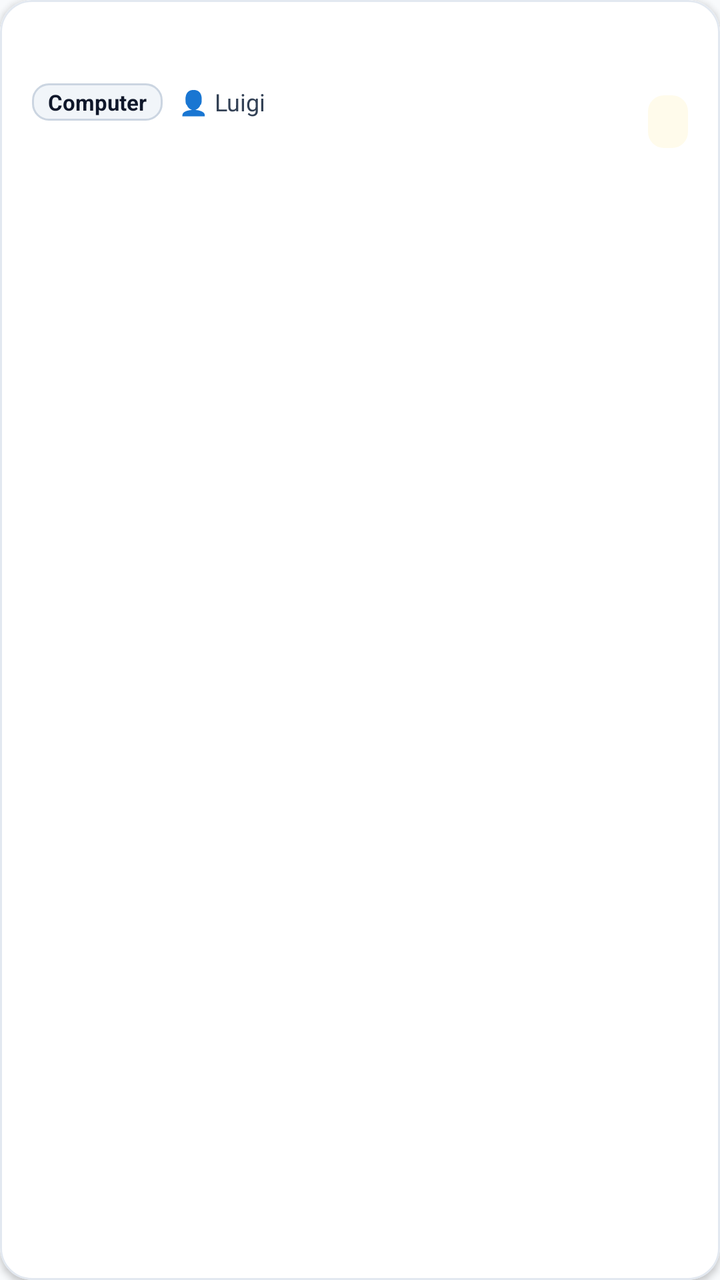
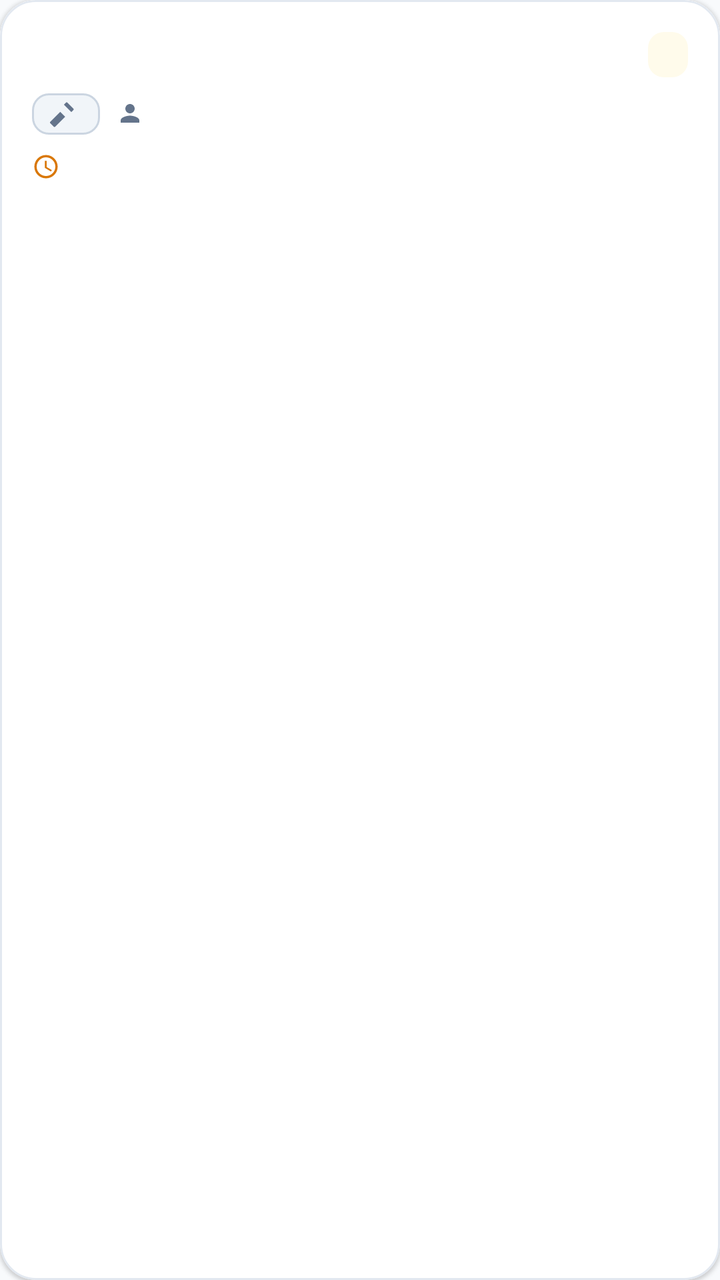

Before-and-after screenshots of an Android layout around one commit, followed by the original layout XML and the change that was made.
<!-- AndroidManifest.xml: application theme Theme.TechInterventionApp -->
<!-- res/layout/item_intervention.xml -->
<?xml version="1.0" encoding="utf-8"?>
<com.google.android.material.card.MaterialCardView
    xmlns:android="http://schemas.android.com/apk/res/android"
    xmlns:app="http://schemas.android.com/apk/res-auto"
    android:layout_width="match_parent"
    android:layout_height="wrap_content"
    android:layout_marginHorizontal="12dp"
    android:layout_marginVertical="6dp"
    app:cardCornerRadius="16dp"
    app:cardElevation="2dp"
    app:strokeColor="@color/border_subtle"
    app:strokeWidth="1dp">

    <androidx.constraintlayout.widget.ConstraintLayout
        android:layout_width="match_parent"
        android:layout_height="wrap_content"
        android:background="@color/surface"
        android:padding="16dp">

        <TextView
            android:id="@+id/tv_client_name"
            android:layout_width="0dp"
            android:layout_height="wrap_content"
            android:textSize="16sp"
            android:textStyle="bold"
            android:textColor="@color/text_primary"
            app:layout_constraintTop_toTopOf="parent"
            app:layout_constraintStart_toStartOf="parent"
            app:layout_constraintEnd_toStartOf="@id/tv_status" />

        <LinearLayout
            android:id="@+id/layout_tags"
            android:layout_width="0dp"
            android:layout_height="wrap_content"
            android:orientation="horizontal"
            android:gravity="center_vertical"
            android:layout_marginTop="4dp"
            app:layout_constraintTop_toBottomOf="@id/tv_client_name"
            app:layout_constraintStart_toStartOf="parent"
            app:layout_constraintEnd_toStartOf="@id/tv_status">

            <TextView
                android:id="@+id/tv_department"
                android:layout_width="wrap_content"
                android:layout_height="wrap_content"
                android:background="@drawable/bg_badge_department"
                android:paddingHorizontal="8dp"
                android:paddingVertical="2dp"
                android:textSize="11sp"
                android:textStyle="bold"
                android:textColor="@color/text_primary"
                android:text="Computer" />

            <TextView
                android:id="@+id/tv_assigned_to"
                android:layout_width="wrap_content"
                android:layout_height="wrap_content"
                android:textSize="12sp"
                android:textColor="@color/text_secondary"
                android:layout_marginStart="8dp"
                android:text="👤 Luigi" />
        </LinearLayout>

        <TextView
            android:id="@+id/tv_date"
            android:layout_width="0dp"
            android:layout_height="wrap_content"
            android:textSize="13sp"
            android:textStyle="bold"
            android:textColor="@color/secondary"
            android:layout_marginTop="4dp"
            app:layout_constraintTop_toBottomOf="@id/layout_tags"
            app:layout_constraintStart_toStartOf="parent"
            app:layout_constraintEnd_toStartOf="@id/tv_status" />

        <TextView
            android:id="@+id/tv_description"
            android:layout_width="0dp"
            android:layout_height="wrap_content"
            android:textSize="13sp"
            android:textColor="@color/text_secondary"
            android:layout_marginTop="6dp"
            android:maxLines="2"
            android:ellipsize="end"
            app:layout_constraintTop_toBottomOf="@id/tv_date"
            app:layout_constraintStart_toStartOf="parent"
            app:layout_constraintEnd_toStartOf="@id/tv_status"
            app:layout_constraintBottom_toBottomOf="parent" />

        <TextView
            android:id="@+id/tv_status"
            android:layout_width="wrap_content"
            android:layout_height="wrap_content"
            android:textSize="12sp"
            android:textStyle="bold"
            android:paddingHorizontal="10dp"
            android:paddingVertical="5dp"
            android:background="@drawable/badge_status_open"
            android:textColor="@color/badge_open_text"
            app:layout_constraintTop_toTopOf="parent"
            app:layout_constraintBottom_toBottomOf="parent"
            app:layout_constraintEnd_toEndOf="parent" />

    </androidx.constraintlayout.widget.ConstraintLayout>
</com.google.android.material.card.MaterialCardView>
<!-- resources referenced by this layout -->
<resources>
  <color name="badge_open_text">#B45309</color>
  <color name="border_subtle">#E2E8F0</color>
  <color name="secondary">#D97706</color>
  <color name="surface">#FFFFFF</color>
  <color name="text_primary">#0F172A</color>
  <color name="text_secondary">#334155</color>
  <!-- drawable badge_status_open (drawable) -->
  <?xml version="1.0" encoding="utf-8"?>
  <shape xmlns:android="http://schemas.android.com/apk/res/android"
      android:shape="rectangle">
      <corners android:radius="8dp" />
      <solid android:color="@color/badge_open_bg" />
      <padding
          android:left="10dp"
          android:right="10dp"
          android:top="4dp"
          android:bottom="4dp" />
  </shape>
  <!-- drawable bg_badge_department (drawable) -->
  <?xml version="1.0" encoding="utf-8"?>
  <shape xmlns:android="http://schemas.android.com/apk/res/android"
      android:shape="rectangle">
      <solid android:color="#F1F5F9" />
      <corners android:radius="8dp" />
      <stroke android:width="1dp" android:color="#CBD5E1" />
  </shape>
  <color name="badge_open_bg">#FFFBEB</color>
  <color name="primary">#1E40AF</color>
  <color name="primary_variant">#172554</color>
  <color name="white">#FFFFFF</color>
  <color name="secondary_variant">#B45309</color>
  <color name="error">#DC2626</color>
  <color name="background">#F8FAFC</color>
  <color name="text_muted">#64748B</color>
  <style name="Widget.App.TextInputLayout" parent="Widget.MaterialComponents.TextInputLayout.OutlinedBox">
          <item name="boxStrokeColor">@color/primary</item>
          <item name="boxStrokeWidth">1.5dp</item>
          <item name="boxCornerRadiusTopStart">12dp</item>
          <item name="boxCornerRadiusTopEnd">12dp</item>
          <item name="boxCornerRadiusBottomStart">12dp</item>
          <item name="boxCornerRadiusBottomEnd">12dp</item>
          <item name="hintTextColor">@color/primary</item>
          <item name="android:textColorHint">@color/text_muted</item>
      </style>
  <!-- unchanged entries left out for length: 1 -->
</resources>

<!-- the commit's change to res/layout/item_intervention.xml (unified diff, before → after) -->
@@ -6,100 +6,139 @@
     android:layout_height="wrap_content"
     android:layout_marginHorizontal="12dp"
     android:layout_marginVertical="6dp"
-    app:cardCornerRadius="16dp"
-    app:cardElevation="2dp"
+    app:cardCornerRadius="18dp"
+    app:cardElevation="1dp"
     app:strokeColor="@color/border_subtle"
     app:strokeWidth="1dp">
 
-    <androidx.constraintlayout.widget.ConstraintLayout
+    <LinearLayout
         android:layout_width="match_parent"
         android:layout_height="wrap_content"
+        android:orientation="vertical"
         android:background="@color/surface"
         android:padding="16dp">
 
-        <TextView
-            android:id="@+id/tv_client_name"
-            android:layout_width="0dp"
+        
+        <LinearLayout
+            android:layout_width="match_parent"
             android:layout_height="wrap_content"
-            android:textSize="16sp"
-            android:textStyle="bold"
-            android:textColor="@color/text_primary"
-            app:layout_constraintTop_toTopOf="parent"
-            app:layout_constraintStart_toStartOf="parent"
-            app:layout_constraintEnd_toStartOf="@id/tv_status" />
+            android:orientation="horizontal"
+            android:gravity="center_vertical">
 
+            <TextView
+                android:id="@+id/tv_client_name"
+                android:layout_width="0dp"
+                android:layout_height="wrap_content"
+                android:layout_weight="1"
+                android:textSize="16sp"
+                android:textStyle="bold"
+                android:textColor="@color/text_primary" />
+
+            <TextView
+                android:id="@+id/tv_status"
+                android:layout_width="wrap_content"
+                android:layout_height="wrap_content"
+                android:textSize="11sp"
+                android:textStyle="bold"
+                android:paddingHorizontal="10dp"
+                android:paddingVertical="4dp"
+                android:background="@drawable/badge_status_open"
+                android:textColor="@color/badge_open_text" />
+        </LinearLayout>
+
+        
         <LinearLayout
             android:id="@+id/layout_tags"
-            android:layout_width="0dp"
+            android:layout_width="match_parent"
             android:layout_height="wrap_content"
             android:orientation="horizontal"
             android:gravity="center_vertical"
-            android:layout_marginTop="4dp"
-            app:layout_constraintTop_toBottomOf="@id/tv_client_name"
-            app:layout_constraintStart_toStartOf="parent"
-            app:layout_constraintEnd_toStartOf="@id/tv_status">
+            android:layout_marginTop="8dp">
+
+            
+            <LinearLayout
+                android:layout_width="wrap_content"
+                android:layout_height="wrap_content"
+                android:orientation="horizontal"
+                android:gravity="center_vertical"
+                android:background="@drawable/bg_badge_department"
+                android:paddingHorizontal="8dp"
+                android:paddingVertical="3dp">
+
+                <ImageView
+                    android:id="@+id/iv_dept_icon"
+                    android:layout_width="14dp"
+                    android:layout_height="14dp"
+                    android:src="@drawable/ic_dept_tools" />
+
+                <TextView
+                    android:id="@+id/tv_department"
+                    android:layout_width="wrap_content"
+                    android:layout_height="wrap_content"
+                    android:layout_marginStart="4dp"
+                    android:textSize="11sp"
+                    android:textStyle="bold"
+                    android:textColor="@color/text_primary" />
+            </LinearLayout>
+
+            
+            <LinearLayout
+                android:layout_width="wrap_content"
+                android:layout_height="wrap_content"
+                android:orientation="horizontal"
+                android:gravity="center_vertical"
+                android:layout_marginStart="8dp">
+
+                <ImageView
+                    android:layout_width="14dp"
+                    android:layout_height="14dp"
+                    android:src="@drawable/ic_person_badge"
+                    app:tint="@color/text_muted" />
+
+                <TextView
+                    android:id="@+id/tv_assigned_to"
+                    android:layout_width="wrap_content"
+                    android:layout_height="wrap_content"
+                    android:layout_marginStart="4dp"
+                    android:textSize="12sp"
+                    android:textColor="@color/text_secondary" />
+            </LinearLayout>
+        </LinearLayout>
+
+        
+        <LinearLayout
+            android:layout_width="match_parent"
+            android:layout_height="wrap_content"
+            android:orientation="horizontal"
+            android:gravity="center_vertical"
+            android:layout_marginTop="8dp">
+
+            <ImageView
+                android:layout_width="14dp"
+                android:layout_height="14dp"
+                android:src="@drawable/ic_time_clock"
+                app:tint="@color/secondary" />
 
             <TextView
-                android:id="@+id/tv_department"
+                android:id="@+id/tv_date"
                 android:layout_width="wrap_content"
                 android:layout_height="wrap_content"
-                android:background="@drawable/bg_badge_department"
-                android:paddingHorizontal="8dp"
-                android:paddingVertical="2dp"
-                android:textSize="11sp"
+                android:layout_marginStart="4dp"
+                android:textSize="12sp"
                 android:textStyle="bold"
-                android:textColor="@color/text_primary"
-                android:text="Computer" />
-
-            <TextView
-                android:id="@+id/tv_assigned_to"
-                android:layout_width="wrap_content"
-                android:layout_height="wrap_content"
-                android:textSize="12sp"
-                android:textColor="@color/text_secondary"
-                android:layout_marginStart="8dp"
-                android:text="👤 Luigi" />
+                android:textColor="@color/secondary" />
         </LinearLayout>
 
-        <TextView
-            android:id="@+id/tv_date"
-            android:layout_width="0dp"
-            android:layout_height="wrap_content"
-            android:textSize="13sp"
-            android:textStyle="bold"
-            android:textColor="@color/secondary"
-            android:layout_marginTop="4dp"
-            app:layout_constraintTop_toBottomOf="@id/layout_tags"
-            app:layout_constraintStart_toStartOf="parent"
-            app:layout_constraintEnd_toStartOf="@id/tv_status" />
-
+        
         <TextView
             android:id="@+id/tv_description"
-            android:layout_width="0dp"
+            android:layout_width="match_parent"
             android:layout_height="wrap_content"
             android:textSize="13sp"
             android:textColor="@color/text_secondary"
             android:layout_marginTop="6dp"
             android:maxLines="2"
-            android:ellipsize="end"
-            app:layout_constraintTop_toBottomOf="@id/tv_date"
-            app:layout_constraintStart_toStartOf="parent"
-            app:layout_constraintEnd_toStartOf="@id/tv_status"
-            app:layout_constraintBottom_toBottomOf="parent" />
+            android:ellipsize="end" />
 
-        <TextView
-            android:id="@+id/tv_status"
-            android:layout_width="wrap_content"
-            android:layout_height="wrap_content"
-            android:textSize="12sp"
-            android:textStyle="bold"
-            android:paddingHorizontal="10dp"
-            android:paddingVertical="5dp"
-            android:background="@drawable/badge_status_open"
-            android:textColor="@color/badge_open_text"
-            app:layout_constraintTop_toTopOf="parent"
-            app:layout_constraintBottom_toBottomOf="parent"
-            app:layout_constraintEnd_toEndOf="parent" />
-
-    </androidx.constraintlayout.widget.ConstraintLayout>
+    </LinearLayout>
 </com.google.android.material.card.MaterialCardView>
<!-- resource entries referenced after the edit -->
@@ -26,6 +26,36 @@
       <corners android:radius="8dp" />
       <stroke android:width="1dp" android:color="#CBD5E1" />
   </shape>
+  <!-- drawable ic_dept_tools (drawable) -->
+  <vector xmlns:android="http://schemas.android.com/apk/res/android"
+      android:width="24dp"
+      android:height="24dp"
+      android:viewportWidth="24"
+      android:viewportHeight="24">
+    <path
+        android:fillColor="#FF64748B"
+        android:pathData="M21.71,7.29l-5,-5c-0.39,-0.39 -1.02,-0.39 -1.41,0L13.59,4.01L19.99,10.41l1.72,-1.72c0.39,-0.38 0.39,-1.01 0,-1.4zM2,18.59l8.48,-8.48 4.24,4.24L6.24,22.83c-0.39,0.39 -1.02,0.39 -1.41,0L2,20c-0.39,-0.39 -0.39,-1.02 0,-1.41z"/>
+  </vector>
+  <!-- drawable ic_person_badge (drawable) -->
+  <vector xmlns:android="http://schemas.android.com/apk/res/android"
+      android:width="24dp"
+      android:height="24dp"
+      android:viewportWidth="24"
+      android:viewportHeight="24">
+    <path
+        android:fillColor="#FF64748B"
+        android:pathData="M12,12c2.21,0 4,-1.79 4,-4s-1.79,-4 -4,-4 -4,1.79 -4,4 1.79,4 4,4zm0,2c-2.67,0 -8,1.34 -8,4v2h16v-2c0,-2.66 -5.33,-4 -8,-4z"/>
+  </vector>
+  <!-- drawable ic_time_clock (drawable) -->
+  <vector xmlns:android="http://schemas.android.com/apk/res/android"
+      android:width="24dp"
+      android:height="24dp"
+      android:viewportWidth="24"
+      android:viewportHeight="24">
+    <path
+        android:fillColor="#FF64748B"
+        android:pathData="M11.99,2C6.47,2 2,6.48 2,12s4.47,10 9.99,10C17.52,22 22,17.52 22,12S17.52,2 11.99,2zM12,20c-4.42,0 -8,-3.58 -8,-8s3.58,-8 8,-8 8,3.58 8,8 -3.58,8 -8,8zm0.5,-13H11v6l5.25,3.15 0.75,-1.23 -4.5,-2.67z"/>
+  </vector>
   <color name="badge_open_bg">#FFFBEB</color>
   <color name="primary">#1E40AF</color>
   <color name="primary_variant">#172554</color>
